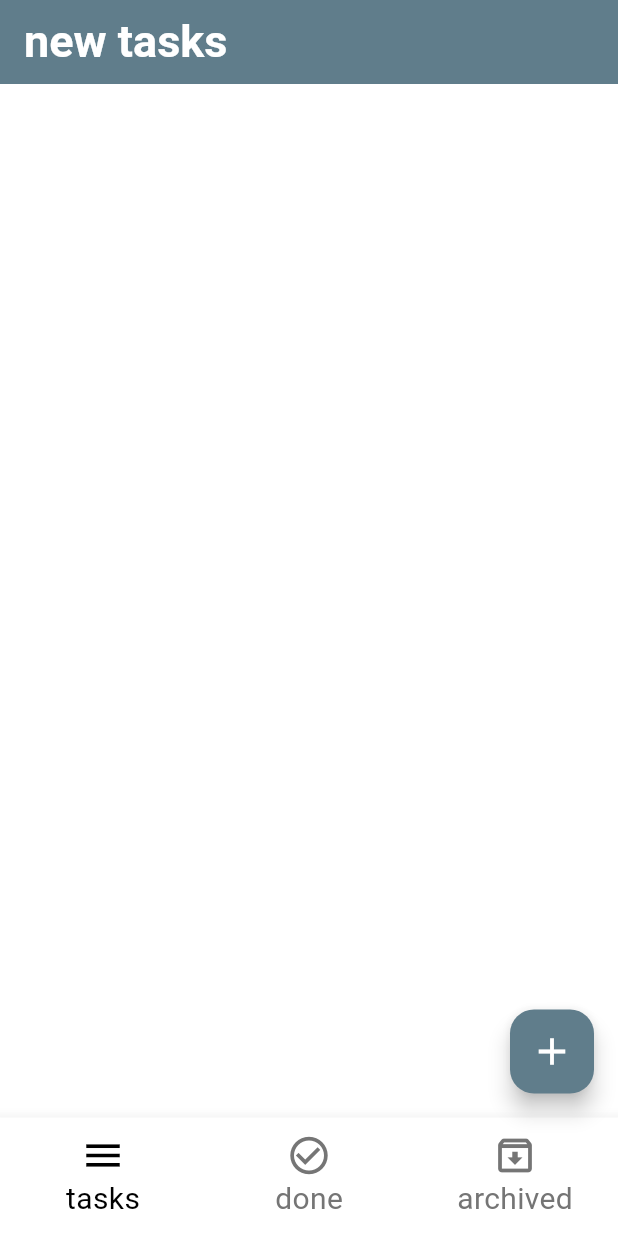
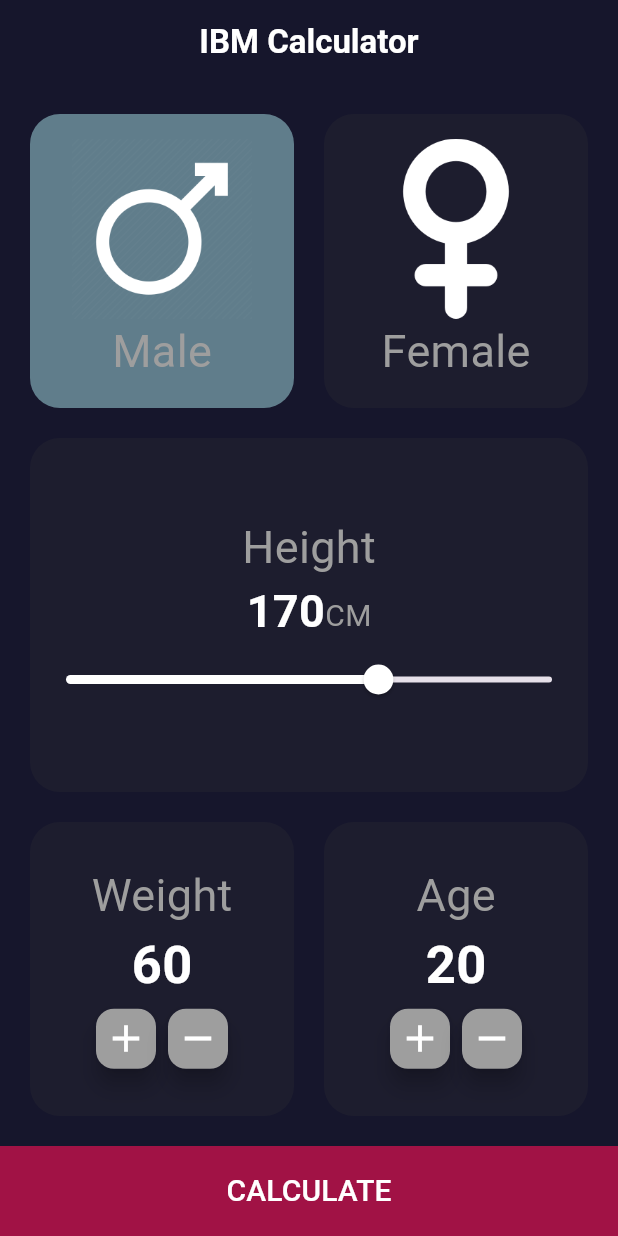
Before and after one commit to Haneen-Khaled22/BMI_Flutterr, a Flutter app: the screen it shows after launch, on a phone screen of 412 x 824 dp. Run offline on Flutter 3.47's test engine with Material 3 defaults, Android fonts, the phone set to English and light mode, and no system bars; our stand-ins replace bloc, flutter_bloc, sqflite; accounts and stored records are empty.

Commit message:
first commit

```diff
--- a/lib/main.dart
+++ b/lib/main.dart
@@ -2,11 +2,11 @@ import 'package:bloc/bloc.dart';
 import 'package:flutter/material.dart';
 import 'package:sqflite/sqflite.dart';
 import 'package:testandroid/modules/massenger/messanger_screen.dart';
-import 'package:testandroid/modules/Ibm/result_screen.dart';
+import 'package:testandroid/modules/result_screen.dart';
 
 import 'Counter/counter_screen.dart';
 import 'Shared/bloc_observer.dart';
-import 'modules/Ibm/ibm_calculator.dart';
+import 'modules/ibm_calculator.dart';
 import 'modules/TodoApp/todo-app.dart';
 
 void main() {
@@ -26,7 +26,7 @@ class MyApp extends StatelessWidget {
       ,
       title: 'Flutter Demo',
 
-      home: Homelayout(),
+      home: IBMCalculatorScreen(),
     );
   }
 }
--- /dev/null
+++ b/lib/modules/ibm_calculator.dart
@@ -0,0 +1,265 @@
+
+
+import 'dart:math';
+
+import 'package:flutter/material.dart';
+import 'package:testandroid/modules/result_screen.dart';
+
+class IBMCalculatorScreen extends StatefulWidget {
+  const IBMCalculatorScreen({super.key});
+
+  @override
+  State<IBMCalculatorScreen> createState() => _IBMCalculatorScreenState();
+}
+
+class _IBMCalculatorScreenState extends State<IBMCalculatorScreen> {
+
+  double height =170;
+  bool isMale =true;
+  int weight = 60;
+  int age =20;
+  @override
+  Widget build(BuildContext context) {
+    return Scaffold(
+      backgroundColor: Color(0xFF16162C),
+      appBar: AppBar(
+        centerTitle: true,
+        backgroundColor: Color(0xFF16162C),
+        title: Text('IBM Calculator',style: TextStyle(
+          fontWeight: FontWeight.bold,
+          color: Colors.white
+        ),),
+      ),
+      body: Column(
+        children: [
+          Expanded(
+            child: Container(
+              width: double.infinity,
+              height: 100,
+              child: Padding(
+                padding: const EdgeInsets.all(20.0),
+                child: Row(
+                  spacing: 20,
+                  mainAxisAlignment: MainAxisAlignment.center,
+                  children: [
+                    Expanded(
+                      child: GestureDetector(
+                         onTap:(){
+                           setState(() {
+                             isMale = true;
+                           });
+                         },
+                        child: Container(
+                          decoration: BoxDecoration(
+                            color: isMale?Colors.blueGrey: Color(0xFF1D1D2E),
+                            borderRadius: BorderRadius.all(Radius.circular(20))
+                          ),
+                          child: Column(
+                            mainAxisAlignment: MainAxisAlignment.center,
+                          children: [
+                            Image.asset('assets/images/maale.png',width: 120,height: 120,color: Colors.white,),
+                            Text('Male',style: TextStyle(fontSize: 30,color: Colors.grey),)
+                          ],
+
+                                          ),
+                        ),
+                      ),
+                    ),
+                    Expanded(
+                      child: GestureDetector(
+                        onTap: (){
+
+                          setState(() {
+                            isMale =false;
+                          });
+                        },
+                        child: Container(
+                          decoration: BoxDecoration(
+                              color:isMale?Color(0xFF1D1D2E): Colors.blueGrey,
+                              borderRadius: BorderRadius.all(Radius.circular(20))
+                          ),
+                          child: Column(
+                            mainAxisAlignment: MainAxisAlignment.center,
+                            children: [
+                              Image.asset('assets/images/ffemale.png',width: 120,height: 120,color: Colors.white,),
+                              Text('Female',style: TextStyle(fontSize: 30,color: Colors.grey),)
+                            ],
+
+                          ),
+                        ),
+                      ),
+                    ),
+                  ],
+                ),
+              ),
+            ),
+          ),
+
+          Expanded(
+            child: Padding(
+              padding: const EdgeInsets.symmetric(horizontal: 20.0),
+              child: Container(
+                decoration: BoxDecoration(
+                  color: Color(0xFF1D1D2E),
+                  borderRadius: BorderRadius.all(Radius.circular(20))
+                ),
+                width: double.infinity,
+
+
+                child: Column(
+                  mainAxisAlignment: MainAxisAlignment.center,
+                  children: [
+                    Text('Height',style: TextStyle(
+                      color: Colors.grey,
+
+                      fontSize: 30,
+
+                    ),),
+                    Row(
+                      crossAxisAlignment: CrossAxisAlignment.baseline,
+                      textBaseline: TextBaseline.alphabetic,
+                      mainAxisAlignment: MainAxisAlignment.center,
+                      children: [
+                        Text('${height.round()}',style: TextStyle(
+                            color: Colors.white,
+                            fontWeight: FontWeight.bold,
+                            fontSize: 30
+                        ),),
+                        Text('CM',style: TextStyle(
+                            color: Colors.grey,
+
+                            fontSize: 20
+                        ),),
+                      ],
+                    ),
+                    Slider(
+                        value: height,
+                        min: 80,
+                        max: 220,
+                        activeColor: Colors.white,
+                        onChanged: (  value){
+                      setState(() {
+                        height = value;
+                        print(value);
+                      });
+
+                    })
+                  ],
+                ),
+              ),
+            ),
+          ),
+
+          Expanded(
+            child: Container(
+              width: double.infinity,
+              height: 100,
+              child: Padding(
+                padding: const EdgeInsets.all(20.0),
+                child: Row(
+                  spacing: 20,
+                  mainAxisAlignment: MainAxisAlignment.center,
+                  children: [
+                    Expanded(
+                      child: Container(
+                        decoration: BoxDecoration(
+                            color: Color(0xFF1D1D2E),
+                            borderRadius: BorderRadius.all(Radius.circular(20))
+                        ),
+                        child: Column(
+                          mainAxisAlignment: MainAxisAlignment.center,
+                          children: [
+
+                            Text('Weight',style: TextStyle(fontSize: 30, color: Colors.grey),),
+                            Text('$weight',style: TextStyle(fontSize: 35,fontWeight: FontWeight.bold,color: Colors.white),),
+                            Row(
+                              mainAxisAlignment: MainAxisAlignment.center,
+                              children: [
+                                FloatingActionButton(
+                                  backgroundColor: Colors.grey,
+                                  onPressed: (){
+                                  setState(() {
+                                    weight++;
+                                  });
+                                },
+                                child: Icon(Icons.add,color: Colors.white,size: 30,),mini: true,heroTag: 'add',),
+                                FloatingActionButton(
+                                  backgroundColor: Colors.grey,
+                                  onPressed: (){
+                                  setState(() {
+                                    weight--;
+                                  });
+                                },
+                                  child: Icon(Icons.remove,color: Colors.white,size: 30,),mini: true,heroTag: 'remove',)
+                              ],
+                            )
+                          ],
+
+                        ),
+                      ),
+                    ),
+                    Expanded(
+                      child: Container(
+                        decoration: BoxDecoration(
+                            color: Color(0xFF1D1D2E),
+                            borderRadius: BorderRadius.all(Radius.circular(20))
+                        ),
+                        child: Column(
+                          mainAxisAlignment: MainAxisAlignment.center,
+                          children: [
+
+                            Text('Age',style: TextStyle(fontSize: 30,color: Colors.grey),),
+                            Text('$age',style: TextStyle(fontSize: 35,fontWeight: FontWeight.bold,color: Colors.white),),
+                            Row(
+                              mainAxisAlignment: MainAxisAlignment.center,
+                              children: [
+                                FloatingActionButton(
+                                  backgroundColor: Colors.grey,
+                                  onPressed: (){
+                                  setState(() {
+                                    age++;
+                                  });
+                                },
+                                  child: Icon(Icons.add,color: Colors.white,size: 30,),mini: true,heroTag: 'add',),
+                                FloatingActionButton(
+                                  backgroundColor: Colors.grey,
+                                  onPressed: (){
+                                  setState(() {
+                                    age--;
+                                  });
+                                },
+                                  child: Icon(Icons.remove,color:Colors.white,size: 30,),mini: true,heroTag: 'remove',)
+                              ],
+                            )
+                          ],
+
+                        ),
+                      ),
+                    ),
+                  ],
+                ),
+              ),
+            ),
+          ),
+
+          Container(
+            color: Color(0xFFA11245),
+            width: double.infinity,
+            height: 60,
+            child: MaterialButton(onPressed: (){
+
+              double result = weight / pow(height/100, 2);
+              print(result.round());
+              Navigator.push(context, MaterialPageRoute(builder:(context)=> ResultScreen(
+                  result: result,
+                  age: age,
+                  isMale: isMale)));
+            },
+            child: Text('CALCULATE',style: TextStyle(fontSize: 20,
+            color: Colors.white),),),
+          )
+        ],
+      ),
+    );
+  }
+}
--- /dev/null
+++ b/lib/modules/result_screen.dart
@@ -0,0 +1,45 @@
+import 'package:flutter/material.dart';
+
+class ResultScreen extends StatelessWidget {
+
+
+  bool isMale =true;
+  var age = 20;
+  double result = 60;
+
+  ResultScreen({
+    required this.result,
+    required this.age,
+    required this.isMale
+});
+
+
+  @override
+  Widget build(BuildContext context) {
+    return Scaffold(
+      appBar: AppBar(
+        leading: IconButton(onPressed: (){
+          Navigator.pop(context);
+        }, icon: Icon(Icons.arrow_back,color: Colors.white,size: 30,)),
+        backgroundColor: Color(0xFF16162C),
+        title: Text('Result',style: TextStyle(fontWeight: FontWeight.bold,color: Colors.white),),
+        centerTitle: true,
+      ),
+      backgroundColor: Colors.white,
+      body: Center(
+        child: Column(
+          crossAxisAlignment: CrossAxisAlignment.start,
+
+          mainAxisAlignment: MainAxisAlignment.center,
+          children: [
+
+            Text('Gender : ${isMale?"Male":"Female"}',style: TextStyle(fontSize: 30,fontWeight: FontWeight.bold,),),
+            Text('Age : $age',style: TextStyle(fontSize: 30,fontWeight: FontWeight.bold,),),
+            Text('Result : ${result.round()}',style: TextStyle(fontSize: 30,fontWeight: FontWeight.bold,),),
+
+          ],
+        ),
+      ),
+    );
+  }
+}
```
Also changed, not shown: 1 other file.
